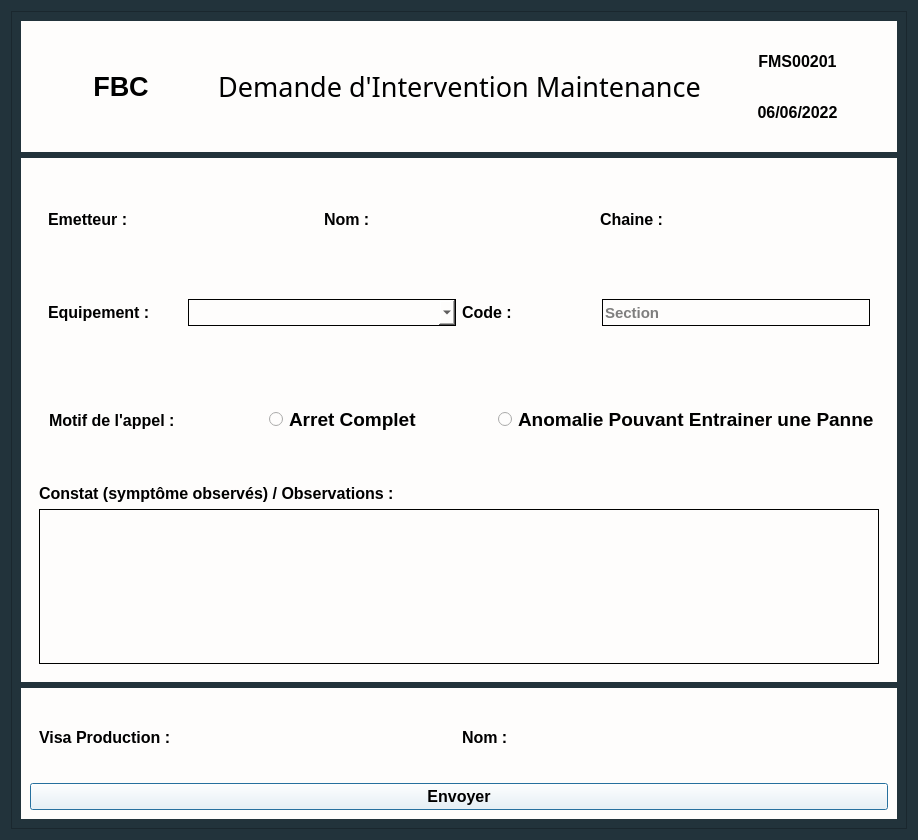
Before: the Qt Designer form Source/UI/DemandeIntervention.ui in ahmedhamila/GMAO, drawn with Qt 5.
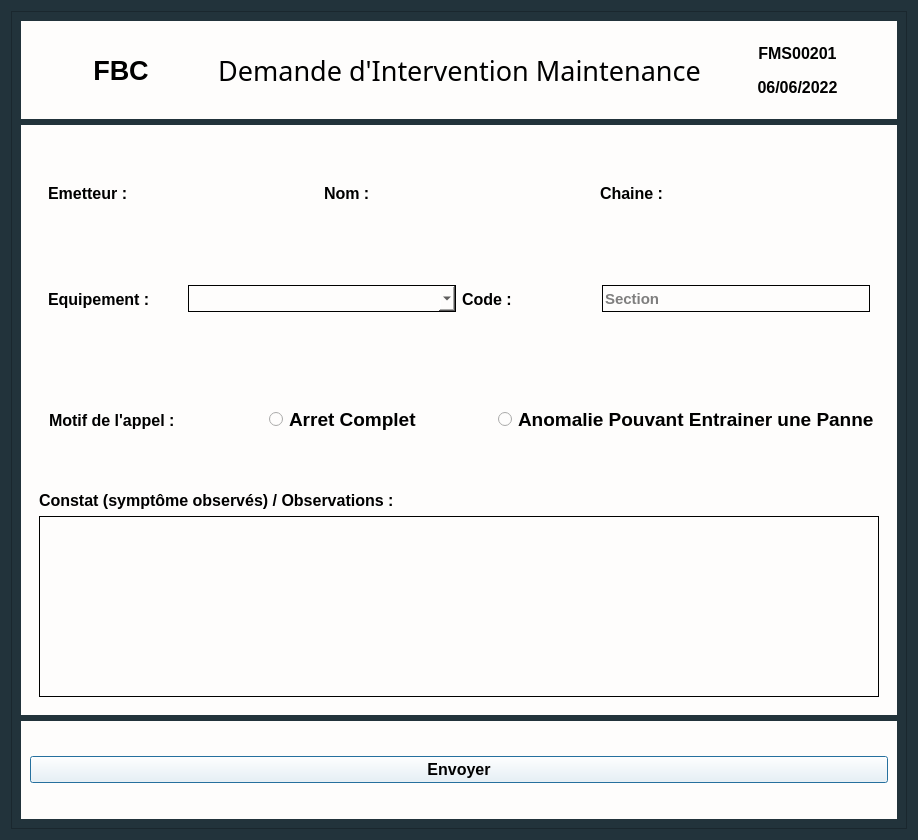
After: the same form once the commit is applied.

Commit message: Notfication System and DemandeIntevention CRUD Complete

What changed in the file:
```diff
--- a/Source/UI/DemandeIntervention.ui
+++ b/Source/UI/DemandeIntervention.ui
@@ -26,7 +26,7 @@
      <property name="frameShadow">
       <enum>QFrame::Raised</enum>
      </property>
-     <layout class="QVBoxLayout" name="verticalLayout" stretch="1,4,1">
+     <layout class="QVBoxLayout" name="verticalLayout" stretch="1,6,1">
       <item>
        <widget class="QWidget" name="widget_3" native="true">
         <property name="styleSheet">
@@ -290,6 +290,9 @@
               <property name="text">
                <string>Arret Complet</string>
               </property>
+              <attribute name="buttonGroup">
+               <string notr="true">buttonGroup</string>
+              </attribute>
              </widget>
             </item>
             <item>
@@ -305,6 +308,9 @@
               <property name="text">
                <string>Anomalie Pouvant Entrainer une Panne</string>
               </property>
+              <attribute name="buttonGroup">
+               <string notr="true">buttonGroup</string>
+              </attribute>
              </widget>
             </item>
            </layout>
@@ -357,43 +363,7 @@
         <property name="styleSheet">
          <string notr="true">background-color : #FEFDFC;</string>
         </property>
-        <layout class="QVBoxLayout" name="verticalLayout_6">
-         <item>
-          <widget class="QWidget" name="widget_10" native="true">
-           <layout class="QHBoxLayout" name="horizontalLayout_6">
-            <item>
-             <widget class="QLabel" name="label_5">
-              <property name="font">
-               <font>
-                <family>Arial</family>
-                <pointsize>12</pointsize>
-                <weight>75</weight>
-                <bold>true</bold>
-               </font>
-              </property>
-              <property name="text">
-               <string>Visa Production :</string>
-              </property>
-             </widget>
-            </item>
-            <item>
-             <widget class="QLabel" name="label_4">
-              <property name="font">
-               <font>
-                <family>Arial</family>
-                <pointsize>12</pointsize>
-                <weight>75</weight>
-                <bold>true</bold>
-               </font>
-              </property>
-              <property name="text">
-               <string>Nom : </string>
-              </property>
-             </widget>
-            </item>
-           </layout>
-          </widget>
-         </item>
+        <layout class="QVBoxLayout" name="verticalLayout_6" stretch="0">
          <item>
           <widget class="QPushButton" name="Sumbit">
            <property name="font">
```
Left out of the diff: 3 changed lines with no effect on the pictures. The commit also changes 17 other files.
